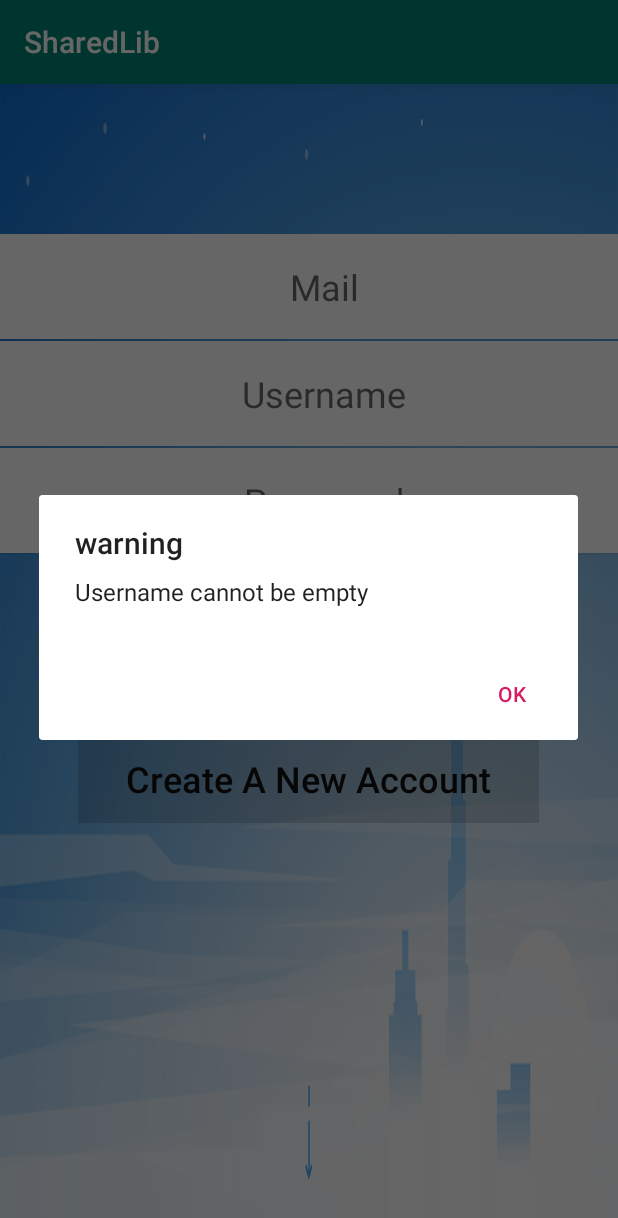
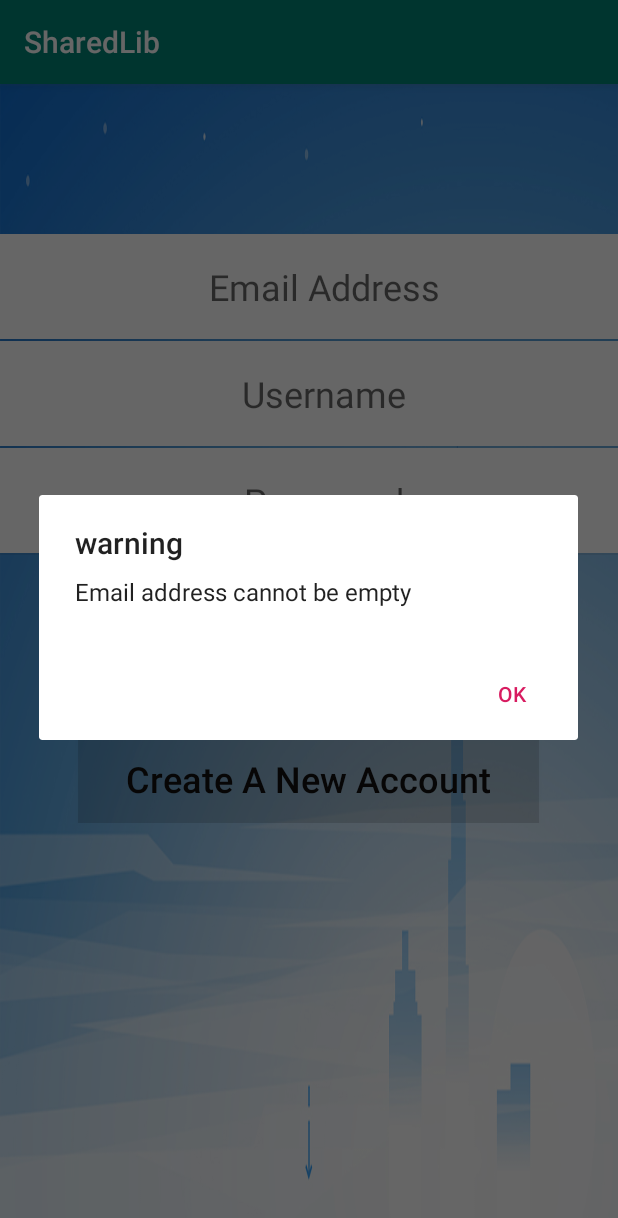
Before and after one commit to DeepDarkFTC/SharedLib, an Android app: the RegisterActivity screen opened directly, with no data from a screen before it, after a tap on "Create A New Account", on a phone screen of 412 x 824 dp. Shown: the top 1218 px of the screen. Run offline under Robolectric (Android 15) with nearby library versions, the phone set to English and light mode, and no system bars; our stand-ins replace Firebase (no records; nobody signed in at launch, a user with empty details on screens opened directly).

Commit message:
Modified by Weiguang Ma

```diff
--- a/app/src/main/java/com/example/sharedlib/RegisterActivity.java
+++ b/app/src/main/java/com/example/sharedlib/RegisterActivity.java
@@ -46,7 +46,8 @@ public class RegisterActivity extends BaseActivity {
         mDatabase = FirebaseDatabase.getInstance().getReference();
 
 
-        final TextView userNameTextView = findViewById(R.id.register_email);
+        final TextView emailTextView = findViewById(R.id.register_email);
+        final TextView userNameTextView = findViewById(R.id.register_username);
         final TextView passwordTextView = findViewById(R.id.register_password);
 
         final String[] list = {"What's your favourite number", "What's your favourite colour"};
@@ -57,9 +58,9 @@ public class RegisterActivity extends BaseActivity {
         registerButton.setOnClickListener(new View.OnClickListener() {
             @Override
             public void onClick(View v) {
-                if (checkFormat(userNameTextView.getText().toString(), passwordTextView.getText().toString())) {
+                if (checkFormat(emailTextView.getText().toString(), userNameTextView.getText().toString(),passwordTextView.getText().toString())) {
                     // send message to firebase include [userName,Psd,SecurityQ,answer]
-                    createAccount(userNameTextView.getText().toString(), passwordTextView.getText().toString());
+                    createAccount(emailTextView.getText().toString(), userNameTextView.getText().toString(), passwordTextView.getText().toString());
                 }
             }
         });
@@ -78,7 +79,7 @@ public class RegisterActivity extends BaseActivity {
     }
     // [END on_start_check_user]
 
-    private void createAccount(String email, String password) {
+    private void createAccount(String email, String userName, String password) {
         Log.d("createAccount", "createAccount" + email);
 
         //Check the validation here
@@ -121,20 +122,28 @@ public class RegisterActivity extends BaseActivity {
         // [END create_user_with_email]
     }
 
-    public Boolean checkFormat(String userName, String password) {
-        String email = "\\w+([-+.]\\w+)*@\\w+([-.]\\w+)*\\.\\w+([-.]\\w+)*";
+    public Boolean checkFormat(String email, String userName, String password) {
+        String emailFormat = "\\w+([-+.]\\w+)*@\\w+([-.]\\w+)*\\.\\w+([-.]\\w+)*";
+        if (email.equals("")) {
+            new AlertDialog.Builder(this)
+                    .setTitle("warning")
+                    .setMessage("Email address cannot be empty")
+                    .setPositiveButton("ok", null)
+                    .show();
+            return false;
+        }
+        if (!email.matches(emailFormat)) {
+            new AlertDialog.Builder(this)
+                    .setTitle("warning")
+                    .setMessage("You should input a correct email address")
+                    .setPositiveButton("ok", null)
+                    .show();
+            return false;
+        }
         if (userName.equals("")) {
             new AlertDialog.Builder(this)
                     .setTitle("warning")
                     .setMessage("Username cannot be empty")
-                    .setPositiveButton("ok", null)
-                    .show();
-            return false;
-        }
-        if (!userName.matches(email)) {
-            new AlertDialog.Builder(this)
-                    .setTitle("warning")
-                    .setMessage("Username should be an email")
                     .setPositiveButton("ok", null)
                     .show();
             return false;
--- a/app/src/main/res/layout/activity_main.xml
+++ b/app/src/main/res/layout/activity_main.xml
@@ -34,7 +34,7 @@
             android:layout_width="match_parent"
             android:layout_height="70dp"
             android:background="#ffffffff"
-            android:hint="Username"
+            android:hint="Email Address"
             android:paddingLeft="20dp"
             android:textAlignment="center"
             android:textColor="#ff000000"
--- a/app/src/main/res/layout/activity_register.xml
+++ b/app/src/main/res/layout/activity_register.xml
@@ -20,7 +20,7 @@
             android:layout_width="match_parent"
             android:layout_height="70dp"
             android:background="#ffffffff"
-            android:hint="Mail"
+            android:hint="Email Address"
             android:paddingLeft="20dp"
             android:textAlignment="center"
             android:textColor="#ff000000"
```
